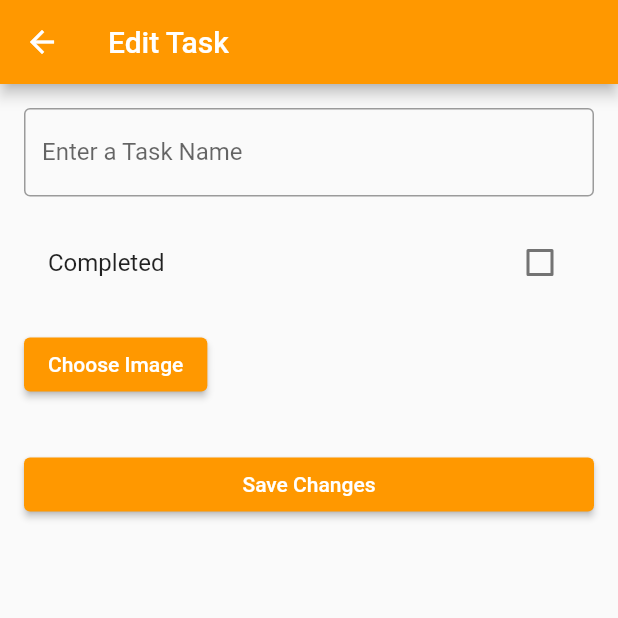
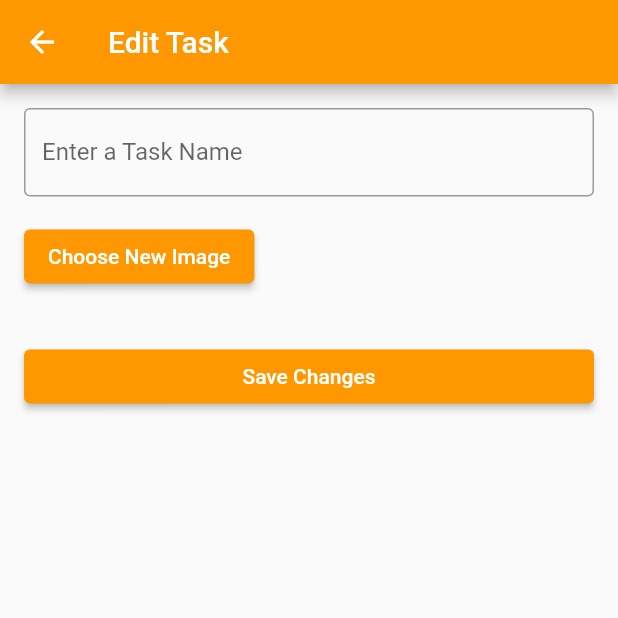
Before and after one commit to Tony-Ton3/Listify, a Flutter app: the EditTaskPage screen opened directly with empty values, on a phone screen of 412 x 824 dp, the top half of it. Run offline on Flutter 3.47's test engine with Material 2 defaults, Android fonts, the phone set to English and light mode, and no system bars; our stand-ins replace cloud_firestore, firebase_auth, firebase_core, firebase_storage, image_picker; accounts and stored records are empty.

Commit message:
Button Text & Edited Edit Page

```diff
--- a/lib/pages/edit.dart
+++ b/lib/pages/edit.dart
@@ -58,23 +58,11 @@ class _EditTaskPageState extends State<EditTaskPage> {
                 },
               ),
               const SizedBox(height: 16.0),
-              CheckboxListTile(
-                title: const Text('Completed'),
-                value: _completed,
-                onChanged: (value) {
-                  if (value != null) {
-                    setState(() {
-                      _completed = value;
-                    });
-                  }
-                },
-              ),
-              const SizedBox(height: 16.0),
               Row(
                 children: [
                   ElevatedButton(
                     onPressed: _getImage,
-                    child: const Text('Choose Image'),
+                    child: const Text('Choose New Image'),
                   ),
                   if (_imageFile != null || widget.task.imageUrl.isNotEmpty)
                     const SizedBox(width: 16.0),
--- a/lib/pages/home_page.dart
+++ b/lib/pages/home_page.dart
@@ -157,10 +157,6 @@ class _HomePageState extends State<HomePage> {
                           ),
                         )
                       : const Icon(Icons.image),
-                  onTap: () async {
-                    final bool completed = !task.completed;
-                    await tasks.doc(task.id).update({'completed': completed});
-                  },
                   onLongPress: () {
                     Navigator.of(context).push(
                       MaterialPageRoute(
```
